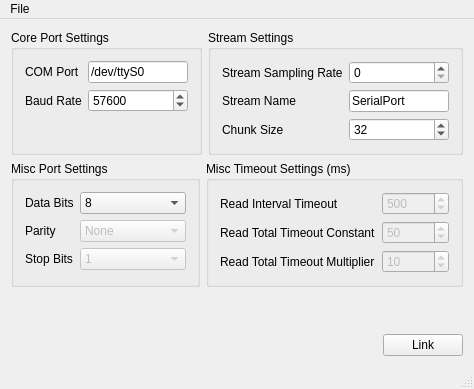
Above: mainwindow.ui from roberttoth02/App-SerialPortMac before the change. Below: the same form after it.
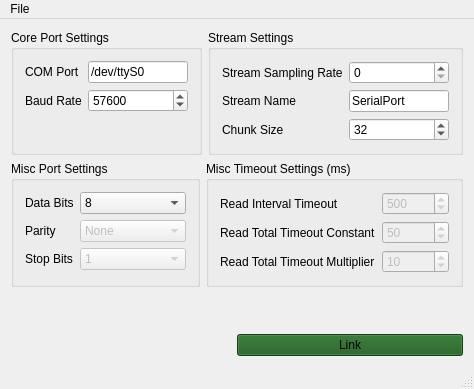
That is the form after the change.

Commit message: Add stop bit param

What changed in the file:
```diff
--- a/mainwindow.ui
+++ b/mainwindow.ui
@@ -395,6 +395,15 @@
       </item>
       <item>
        <widget class="QPushButton" name="linkButton">
+        <property name="sizePolicy">
+         <sizepolicy hsizetype="MinimumExpanding" vsizetype="Fixed">
+          <horstretch>0</horstretch>
+          <verstretch>0</verstretch>
+         </sizepolicy>
+        </property>
+        <property name="styleSheet">
+         <string notr="true">background-color: rgb(26, 90, 28);</string>
+        </property>
         <property name="text">
          <string>Link</string>
         </property>
```
The commit also changes 2 other files.
